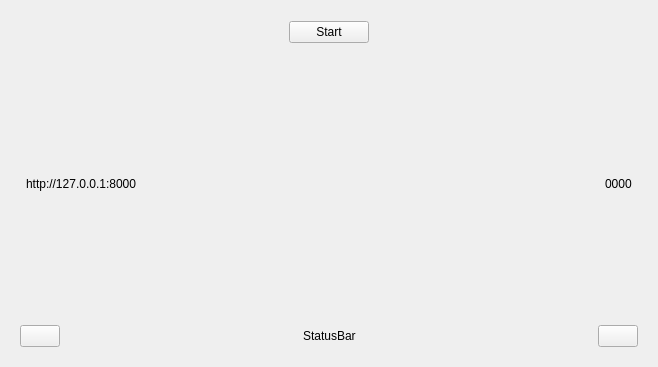
Old version of the form ui6/UploadWidget.ui in the repository dail45/p2p-Qt6-C-.
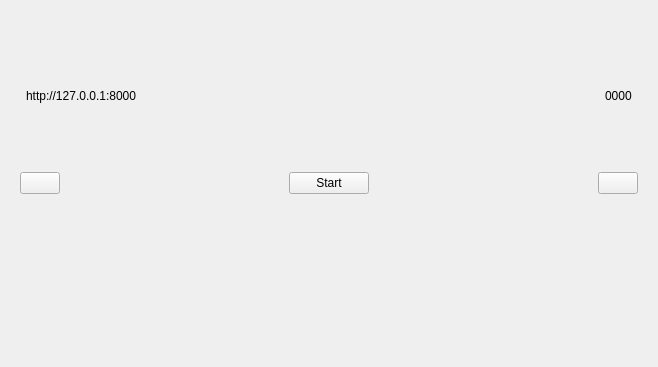
New version of the form.

Diff of the .ui file:
```diff
--- a/ui6/UploadWidget.ui
+++ b/ui6/UploadWidget.ui
@@ -23,62 +23,6 @@
       <item>
        <layout class="QVBoxLayout" name="UploadFileWidgetsLayout"/>
       </item>
-      <item>
-       <spacer name="verticalSpacer_2">
-        <property name="orientation">
-         <enum>Qt::Vertical</enum>
-        </property>
-        <property name="sizeType">
-         <enum>QSizePolicy::Fixed</enum>
-        </property>
-        <property name="sizeHint" stdset="0">
-         <size>
-          <width>20</width>
-          <height>1</height>
-         </size>
-        </property>
-       </spacer>
-      </item>
-      <item>
-       <layout class="QHBoxLayout" name="buttonsLayout">
-        <item>
-         <spacer name="horizontalSpacer_5">
-          <property name="orientation">
-           <enum>Qt::Horizontal</enum>
-          </property>
-          <property name="sizeHint" stdset="0">
-           <size>
-            <width>40</width>
-            <height>20</height>
-           </size>
-          </property>
-         </spacer>
-        </item>
-        <item>
-         <widget class="QPushButton" name="MultiBtn">
-          <property name="text">
-           <string>Start</string>
-          </property>
-         </widget>
-        </item>
-        <item>
-         <spacer name="horizontalSpacer_6">
-          <property name="orientation">
-           <enum>Qt::Horizontal</enum>
-          </property>
-          <property name="sizeType">
-           <enum>QSizePolicy::Expanding</enum>
-          </property>
-          <property name="sizeHint" stdset="0">
-           <size>
-            <width>20</width>
-            <height>20</height>
-           </size>
-          </property>
-         </spacer>
-        </item>
-       </layout>
-      </item>
       <item>
        <layout class="QHBoxLayout" name="horizontalLayout">
         <item>
@@ -117,7 +61,7 @@
        </layout>
       </item>
       <item>
-       <layout class="QHBoxLayout" name="horizontalLayout_2">
+       <layout class="QHBoxLayout" name="buttonsLayout">
         <item>
          <widget class="QPushButton" name="DelBtn">
           <property name="text">
@@ -126,6 +70,69 @@
          </widget>
         </item>
         <item>
+         <spacer name="horizontalSpacer_5">
+          <property name="orientation">
+           <enum>Qt::Horizontal</enum>
+          </property>
+          <property name="sizeHint" stdset="0">
+           <size>
+            <width>40</width>
+            <height>20</height>
+           </size>
+          </property>
+         </spacer>
+        </item>
+        <item>
+         <widget class="QPushButton" name="MultiBtn">
+          <property name="text">
+           <string>Start</string>
+          </property>
+         </widget>
+        </item>
+        <item>
+         <spacer name="horizontalSpacer_6">
+          <property name="orientation">
+           <enum>Qt::Horizontal</enum>
+          </property>
+          <property name="sizeType">
+           <enum>QSizePolicy::Expanding</enum>
+          </property>
+          <property name="sizeHint" stdset="0">
+           <size>
+            <width>20</width>
+            <height>20</height>
+           </size>
+          </property>
+         </spacer>
+        </item>
+        <item>
+         <widget class="QPushButton" name="QRBtn">
+          <property name="text">
+           <string/>
+          </property>
+         </widget>
+        </item>
+       </layout>
+      </item>
+      <item>
+       <spacer name="verticalSpacer_2">
+        <property name="orientation">
+         <enum>Qt::Vertical</enum>
+        </property>
+        <property name="sizeType">
+         <enum>QSizePolicy::Fixed</enum>
+        </property>
+        <property name="sizeHint" stdset="0">
+         <size>
+          <width>20</width>
+          <height>1</height>
+         </size>
+        </property>
+       </spacer>
+      </item>
+      <item>
+       <layout class="QHBoxLayout" name="horizontalLayout_2">
+        <item>
          <spacer name="horizontalSpacer">
           <property name="orientation">
            <enum>Qt::Horizontal</enum>
@@ -141,7 +148,7 @@
         <item>
          <widget class="QLabel" name="StatusBar">
           <property name="text">
-           <string>StatusBar</string>
+           <string/>
           </property>
          </widget>
         </item>
@@ -158,13 +165,6 @@
           </property>
          </spacer>
         </item>
-        <item>
-         <widget class="QPushButton" name="QRBtn">
-          <property name="text">
-           <string/>
-          </property>
-         </widget>
-        </item>
        </layout>
       </item>
       <item>
```
